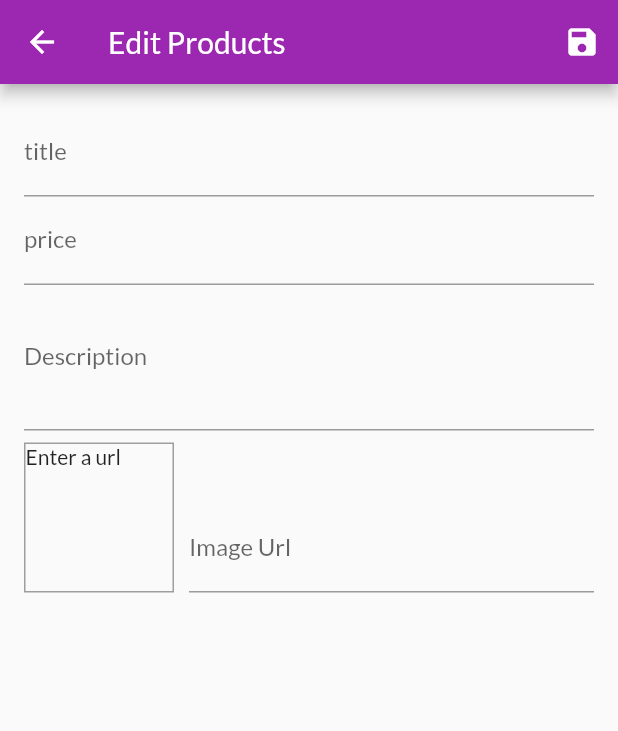
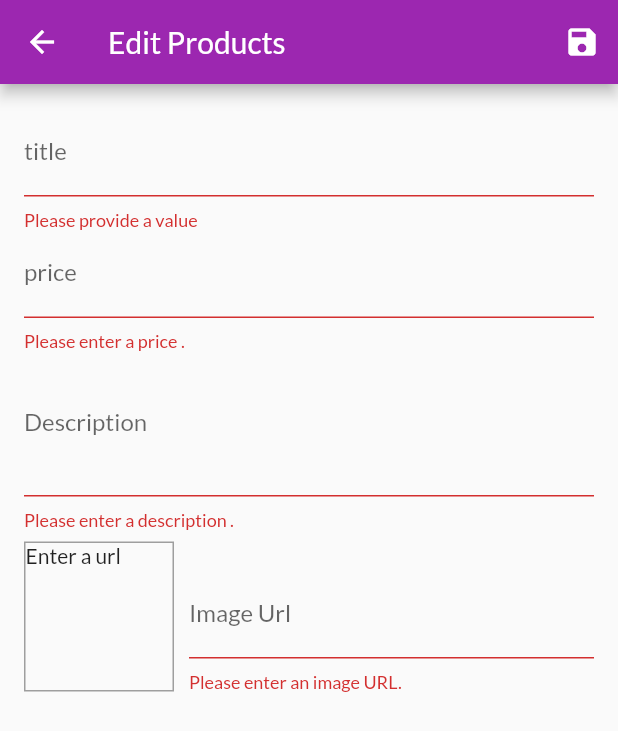
Before and after one commit to AbrarSaad33/Shop_App, a Flutter app: the EditProducts screen opened by its route, after a tap on the "save" icon, on a phone screen of 412 x 824 dp. Shown: the top 731 px of the screen. Run offline on Flutter 3.47's test engine with Material 2 defaults, Android fonts, the phone set to English and light mode, and no system bars; network calls fail.

Commit message:
save new prodcut and edit ,delete products

```diff
--- a/lib/screens/edit_products.dart
+++ b/lib/screens/edit_products.dart
@@ -1,5 +1,7 @@
 import 'package:flutter/material.dart';
-import 'package:shop_app/providers/product.dart';
+import 'package:provider/provider.dart';
+import '../providers/product.dart';
+import '../providers/products_provider.dart';
 
 class EditProducts extends StatefulWidget {
   static const routeName = '/Edit Products';
@@ -15,10 +17,38 @@ class EditProductsState extends State<EditProducts> {
   final _form = GlobalKey<FormState>();
   var _editedProduct =
       Product(id: '', title: '', description: '', price: 0, imageUrl: '');
+  var _initValues = {
+    'title': '',
+    'price': '',
+    'description': '',
+    'imageUrl': ''
+  };
+  var _isInit = true;
   @override
   void initState() {
     _imageFocusNode.addListener(updateImageUrl);
     super.initState();
+  }
+
+  @override
+  void didChangeDependencies() {
+    if (_isInit) {
+      final productId = ModalRoute.of(context)!.settings.arguments as String?;
+      if (productId != null) {
+        _editedProduct = Provider.of<ProductsProvider>(context, listen: false)
+            .findByID(productId);
+        _initValues = {
+          'title': _editedProduct.title,
+          'price': _editedProduct.price.toString(),
+          'description': _editedProduct.description,
+          // 'imageUrl': _editedProduct.imageUrl,
+          'imageUrl': '',
+        };
+        _imageUrlController.text = _editedProduct.imageUrl;
+      }
+    }
+    _isInit = false;
+    super.didChangeDependencies();
   }
 
   @override
@@ -33,16 +63,35 @@ class EditProductsState extends State<EditProducts> {
 
   void updateImageUrl() {
     if (!_imageFocusNode.hasFocus) {
+      if ((!_imageUrlController.text.startsWith('http') &&
+              !_imageUrlController.text.startsWith('https')) ||
+          (!_imageUrlController.text.endsWith('.png') &&
+              !_imageUrlController.text.endsWith('.jpg') &&
+              !_imageUrlController.text.endsWith('.jpge'))) {
+        return;
+      }
+
       setState(() {});
     }
   }
 
-  void SaveData() {
+  void saveData() {
+    final valid = _form.currentState!.validate();
+    if (!valid) {
+      return;
+    }
     _form.currentState!.save();
-    print(_editedProduct.title);
-    print(_editedProduct.description);
-    print(_editedProduct.imageUrl);
-    print(_editedProduct.price);
+
+    if (_editedProduct.id != '') {
+      Provider.of<ProductsProvider>(context, listen: false)
+          .updateProduct(_editedProduct.id, _editedProduct);
+    } else {
+      Provider.of<ProductsProvider>(context, listen: false)
+          .addProduct(_editedProduct);
+      print(_editedProduct.title);
+    }
+
+    Navigator.of(context).pop();
   }
 
   @override
@@ -50,7 +99,7 @@ class EditProductsState extends State<EditProducts> {
     return Scaffold(
       appBar: AppBar(
         title: Text('Edit Products'),
-        actions: [IconButton(onPressed: SaveData, icon: Icon(Icons.save))],
+        actions: [IconButton(onPressed: saveData, icon: Icon(Icons.save))],
       ),
       body: Padding(
         padding: const EdgeInsets.all(16.0),
@@ -59,50 +108,83 @@ class EditProductsState extends State<EditProducts> {
           child: ListView(
             children: [
               TextFormField(
+                initialValue: _initValues['title'],
                 decoration: InputDecoration(labelText: 'title'),
                 textInputAction: TextInputAction.next,
                 onFieldSubmitted: (_) {
                   FocusScope.of(context).requestFocus(_priceFocusNode);
                 },
+                validator: (value) {
+                  if (value!.isEmpty) {
+                    return 'Please provide a value';
+                  }
+                  return null;
+                },
                 onSaved: (value) {
                   _editedProduct = Product(
-                      id: '',
+                      id: _editedProduct.id,
                       title: value as String,
                       description: _editedProduct.description,
                       price: _editedProduct.price,
-                      imageUrl: _editedProduct.imageUrl);
+                      imageUrl: _editedProduct.imageUrl,
+                      isFavorite: _editedProduct.isFavorite);
                 },
               ),
               TextFormField(
+                initialValue: _initValues['price'],
                 decoration: InputDecoration(labelText: 'price'),
                 textInputAction: TextInputAction.next,
                 keyboardType: TextInputType.number,
                 focusNode: _priceFocusNode,
+                validator: (value) {
+                  if (value!.isEmpty) {
+                    return 'Please enter a price .';
+                  }
+                  if (double.tryParse(value) == null) {
+                    return 'Please enter a valid number.';
+                  }
+                  if (double.parse(value) <= 0) {
+                    return 'Please enter a number greater than zero';
+                  }
+                  return null;
+                },
                 onFieldSubmitted: (_) {
                   FocusScope.of(context).requestFocus(_descriptionFocusNode);
                 },
                 onSaved: (value) {
                   _editedProduct = Product(
-                      id: '',
+                      id: _editedProduct.id,
                       title: _editedProduct.title,
                       description: _editedProduct.description,
                       price: double.parse(value!),
-                      imageUrl: _editedProduct.imageUrl);
+                      imageUrl: _editedProduct.imageUrl,
+                      isFavorite: _editedProduct.isFavorite);
                 },
               ),
               TextFormField(
+                initialValue: _initValues['description'],
                 decoration: InputDecoration(labelText: 'Description'),
                 maxLines: 3,
                 textInputAction: TextInputAction.next,
                 keyboardType: TextInputType.multiline,
                 focusNode: _descriptionFocusNode,
+                validator: (value) {
+                  if (value!.isEmpty) {
+                    return 'Please enter a description .';
+                  }
+                  if (value.length < 10) {
+                    return 'Should be at least 10 characters lomg.';
+                  }
+                  return null;
+                },
                 onSaved: (value) {
                   _editedProduct = Product(
-                      id: '',
+                      id: _editedProduct.id,
                       title: _editedProduct.title,
                       description: value!,
                       price: _editedProduct.price,
-                      imageUrl: _editedProduct.imageUrl);
+                      imageUrl: _editedProduct.imageUrl,
+                      isFavorite: _editedProduct.isFavorite);
                 },
               ),
               Row(
@@ -130,16 +212,32 @@ class EditProductsState extends State<EditProducts> {
                       keyboardType: TextInputType.url,
                       controller: _imageUrlController,
                       focusNode: _imageFocusNode,
+                      validator: (value) {
+                        if (value!.isEmpty) {
+                          return 'Please enter an image URL.';
+                        }
+                        if (!value.startsWith('http') &&
+                            !value.startsWith('https')) {
+                          return 'Please enter a valid URL.';
+                        }
+                        if (!value.endsWith('.png') &&
+                            !value.endsWith('.jpg') &&
+                            !value.endsWith('.jpeg')) {
+                          return 'Please enter a valid image URL.';
+                        }
+                        return null;
+                      },
                       onFieldSubmitted: (_) {
-                        SaveData();
+                        saveData();
                       },
                       onSaved: (value) {
                         _editedProduct = Product(
-                            id: '',
+                            id: _editedProduct.id,
                             title: _editedProduct.title,
                             description: _editedProduct.description,
                             price: _editedProduct.price,
-                            imageUrl: value!);
+                            imageUrl: value!,
+                            isFavorite: _editedProduct.isFavorite);
                       },
                     ),
                   )
```
Also changed, not shown: lib/providers/products_provider.dart (+24 -1 lines), lib/screens/product_details_screen.dart (+34 -0 lines), lib/screens/user_product_screen .dart (+4 -4 lines), lib/widgets/user_product_items.dart (+12 -3 lines).
